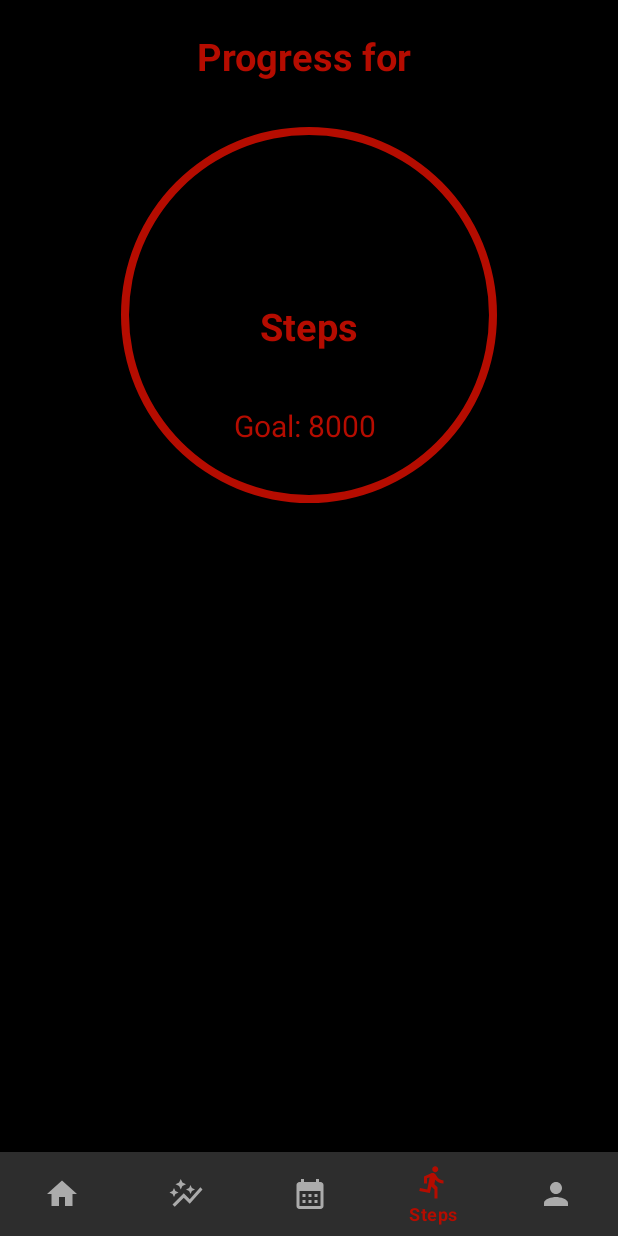
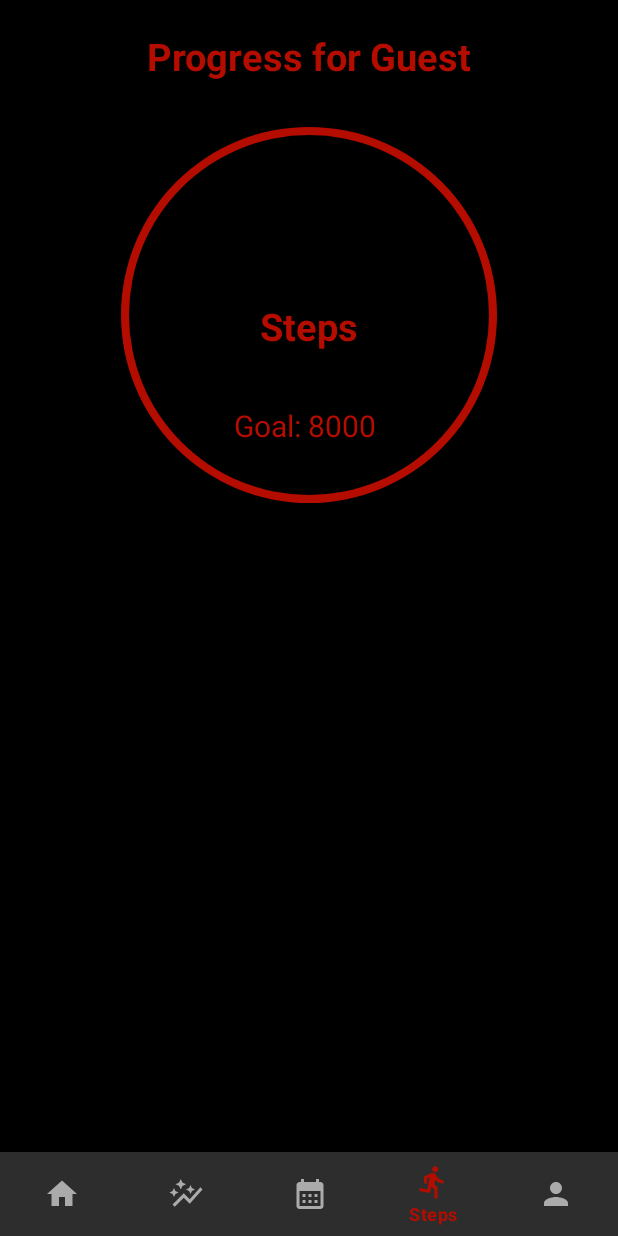
Before and after one commit to apchuhu/FitnessTracker, an Android app: the screen it shows after launch once a user with an empty profile is signed in (MainActivity), item 4 of the bottom bar chosen, on a phone screen of 412 x 824 dp. Run offline under Robolectric (Android 15) with nearby library versions, the phone set to English and light mode, and no system bars; our stand-ins replace Firebase (no records; nobody signed in at launch, a user with empty details on screens opened directly).

Commit message:
updated steps fragment to use the username of users.

```diff
--- a/app/src/main/java/com/example/fitnesstracker/StepsFragment.java
+++ b/app/src/main/java/com/example/fitnesstracker/StepsFragment.java
@@ -49,6 +49,7 @@ public class StepsFragment extends Fragment implements SensorEventListener {
 
     private int mTotalSteps = 0;
     private int mPreTotalSteps = 0;
+    String thisUser;
     private ProgressBar mProgressBar;
     private TextView mStepText;
     private SensorManager mSensManager;
@@ -125,7 +126,7 @@ public class StepsFragment extends Fragment implements SensorEventListener {
         mSensManager.unregisterListener(this);
     }
 
-    private void resetSteps(){
+    private void resetSteps() {
         if (mStepText != null) {
             mStepText.setOnClickListener(new View.OnClickListener() {
                 @Override
@@ -150,7 +151,7 @@ public class StepsFragment extends Fragment implements SensorEventListener {
         }
     }
 
-    private void saveData(){
+    private void saveData() {
         SharedPreferences sharedPref = requireActivity().getSharedPreferences("myPref", Context.MODE_PRIVATE);
         SharedPreferences.Editor editor = sharedPref.edit();
         editor.putString("key1", String.valueOf(mPreTotalSteps));
@@ -159,7 +160,7 @@ public class StepsFragment extends Fragment implements SensorEventListener {
 
     }
 
-    private void loadData(){
+    private void loadData() {
         SharedPreferences sharedPref = requireActivity().getSharedPreferences("myPref", Context.MODE_PRIVATE);
         String savedNum = sharedPref.getString("key1", "0");
         mPreTotalSteps = Integer.parseInt(savedNum);
@@ -181,6 +182,7 @@ public class StepsFragment extends Fragment implements SensorEventListener {
     public void onAccuracyChanged(Sensor sensor, int accuracy) {
 
     }
+
     public int getmTotalSteps() {
         return mTotalSteps;
     }
@@ -188,34 +190,41 @@ public class StepsFragment extends Fragment implements SensorEventListener {
     public int getmPreTotalSteps() {
         return mPreTotalSteps;
     }
+
     // Method should find one user id in the database
     // if the user is found return the users information
     // if the user is not found return not logged in.
     public String checkForDBUser() {
+        String user = mAuth.getCurrentUser().getEmail();
 
-        mDatabase.addValueEventListener(new ValueEventListener() {
+        if (mAuth.getCurrentUser() != null) {
+            mDatabase.child(mAuth.getCurrentUser().getUid()).addListenerForSingleValueEvent(new ValueEventListener() {
                 @Override
                 public void onDataChange(@NonNull DataSnapshot snapshot) {
-                // Get User object and use the values to update the UI
-                String users = snapshot.getChildren().toString();
-                Log.d(TAG, "Users are: " + users);
+                    if (snapshot.exists()) {
+                        // User exists in the database
+                        // Assuming you have a field called "name" in your user data
+                        thisUser = snapshot.child("Username").getValue(String.class);
+                        userText.setText("Progress for " + thisUser);
+                    } else {
+                        // User does not exist in the database
+                        thisUser = "Guest";
+                        userText.setText("Progress for " + thisUser);
+                    }
                 }
 
                 @Override
-            public void onCancelled(DatabaseError error) {
-
-                // Getting Post failed, log a message
-                Log.w(TAG, "Failed to read value: ", error.toException());
+                public void onCancelled(@NonNull DatabaseError error) {
+                    // Getting user data failed, log a message
+                    Log.w(TAG, "Failed to read value.", error.toException());
                 }
             });
+        } else {
+            // User is not authenticated
+            thisUser = "Guest";
+            userText.setText("Progress for " + thisUser);
+        }
 
-        String user = mAuth.getCurrentUser().getEmail();
-
-        if ((user != null)) {
-            return "Progress for " + user;
-        }
-        else {
-            return "Progress for Guest";
+        return "Progress for " + thisUser;
     }
 }
-}
--- a/app/src/main/java/com/example/fitnesstracker/User.java
+++ b/app/src/main/java/com/example/fitnesstracker/User.java
@@ -16,7 +16,8 @@ public class User {
     // has a default constructor that takes no arguments
     // and has public getters for the properties to be assigned.
     public User(String username, String email) {
-        // Default constructor required for calls to DataSnapshot.getValue(User.class)
+        setUsername(username);
+        setEmail(email);
     }
 
     public String getUserId() {
```
Lines whose indentation alone changed are shown as unchanged.
